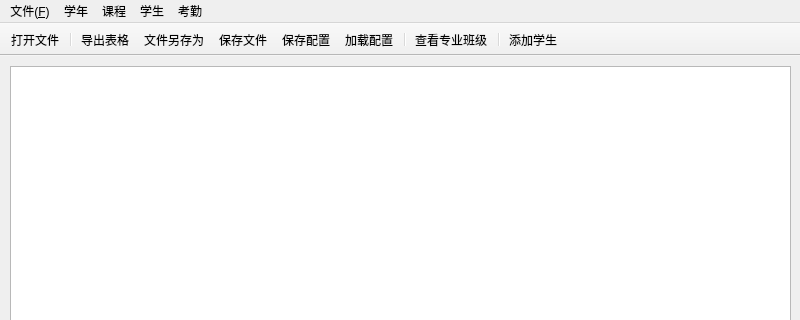
Qt form mainwindow.ui (GanYv123/DataProcessing) before a commit; both pictures show x 0 to 800 and y 0 to 320 of the 800 by 600 pixel window.
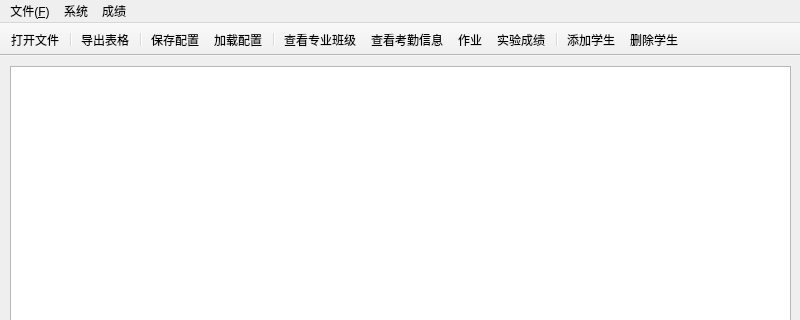
The same form after that commit. Icons and pictures are not drawn.

```diff
--- a/mainwindow.ui
+++ b/mainwindow.ui
@@ -53,40 +53,26 @@
     <addaction name="separator"/>
     <addaction name="ac_Save_as"/>
    </widget>
+   <widget class="QMenu" name="menu_3">
+    <property name="title">
+     <string>系统</string>
+    </property>
+    <addaction name="ac_saveSettings"/>
+    <addaction name="ac_loadSettings"/>
+    <addaction name="ac_choose_school_year"/>
+   </widget>
    <widget class="QMenu" name="menu_2">
     <property name="title">
-     <string>学生</string>
+     <string>成绩</string>
     </property>
-    <addaction name="separator"/>
-    <addaction name="ac_addStu"/>
-    <addaction name="ac_deleteStu"/>
-    <addaction name="ac_checkStu"/>
-   </widget>
-   <widget class="QMenu" name="menu_4">
-    <property name="title">
-     <string>课程</string>
-    </property>
-    <addaction name="ac_addLesson"/>
-    <addaction name="ac_deleteLesson"/>
-    <addaction name="ac_checkLesson"/>
-   </widget>
-   <widget class="QMenu" name="menu_5">
-    <property name="title">
-     <string>考勤</string>
-    </property>
+    <addaction name="ac_homework"/>
+    <addaction name="ac_experimentScore"/>
     <addaction name="ac_Attendance"/>
-   </widget>
-   <widget class="QMenu" name="menu_6">
-    <property name="title">
-     <string>学年</string>
-    </property>
-    <addaction name="ac_choose_school_year"/>
+    <addaction name="ac_checkMajor"/>
    </widget>
    <addaction name="menu"/>
-   <addaction name="menu_6"/>
-   <addaction name="menu_4"/>
+   <addaction name="menu_3"/>
    <addaction name="menu_2"/>
-   <addaction name="menu_5"/>
   </widget>
   <widget class="QStatusBar" name="statusbar"/>
   <widget class="QToolBar" name="toolBar">
@@ -111,14 +97,17 @@
    <addaction name="ac_openFiles"/>
    <addaction name="separator"/>
    <addaction name="ac_exportExcel"/>
-   <addaction name="ac_Save_as"/>
-   <addaction name="ac_saveFiles"/>
+   <addaction name="separator"/>
    <addaction name="ac_saveSettings"/>
    <addaction name="ac_loadSettings"/>
    <addaction name="separator"/>
    <addaction name="ac_checkMajor"/>
+   <addaction name="ac_Attendance"/>
+   <addaction name="ac_homework"/>
+   <addaction name="ac_experimentScore"/>
    <addaction name="separator"/>
    <addaction name="ac_addStu"/>
+   <addaction name="ac_deleteStu"/>
   </widget>
   <action name="ac_openFiles">
    <property name="icon">
@@ -333,6 +322,30 @@
     <string>加载配置</string>
    </property>
   </action>
+  <action name="ac_experimentScore">
+   <property name="icon">
+    <iconset resource="icons.qrc">
+     <normaloff>:/images/516.bmp</normaloff>:/images/516.bmp</iconset>
+   </property>
+   <property name="text">
+    <string>实验成绩</string>
+   </property>
+   <property name="toolTip">
+    <string>实验成绩</string>
+   </property>
+  </action>
+  <action name="ac_homework">
+   <property name="icon">
+    <iconset resource="icons.qrc">
+     <normaloff>:/images/514.bmp</normaloff>:/images/514.bmp</iconset>
+   </property>
+   <property name="text">
+    <string>作业</string>
+   </property>
+   <property name="toolTip">
+    <string>作业成绩</string>
+   </property>
+  </action>
  </widget>
  <resources>
   <include location="icons.qrc"/>
```
Left out of the diff: 12 changed lines with no effect on the pictures.
